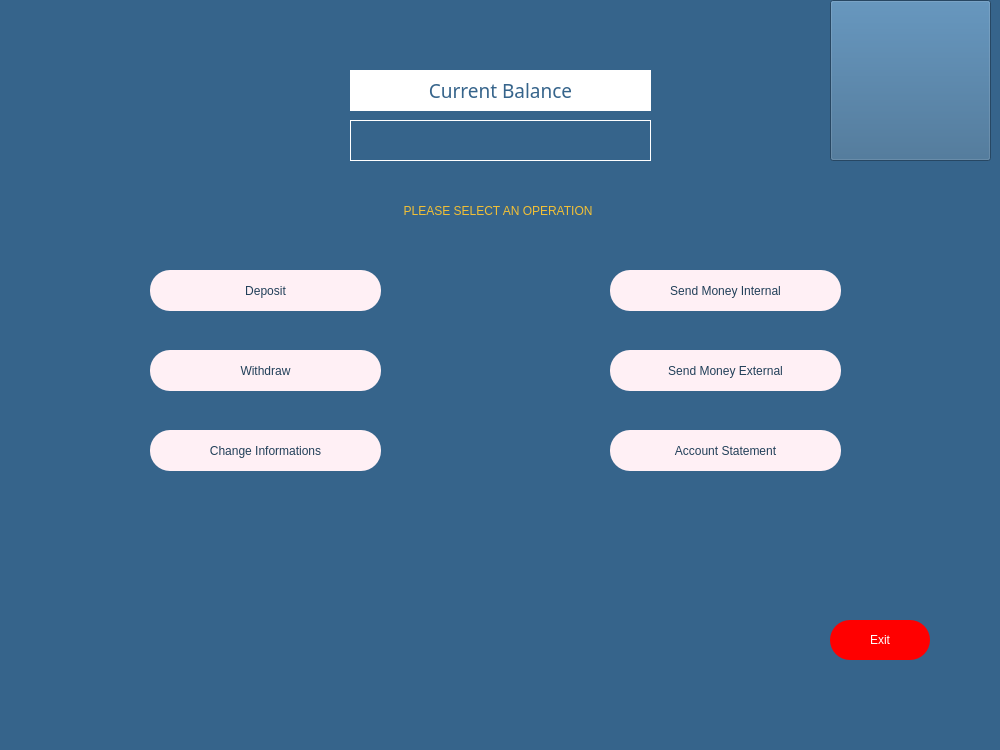
Before: the Qt Designer form customerpage.ui in melihorhanyilmaz/Project, drawn with Qt 5.
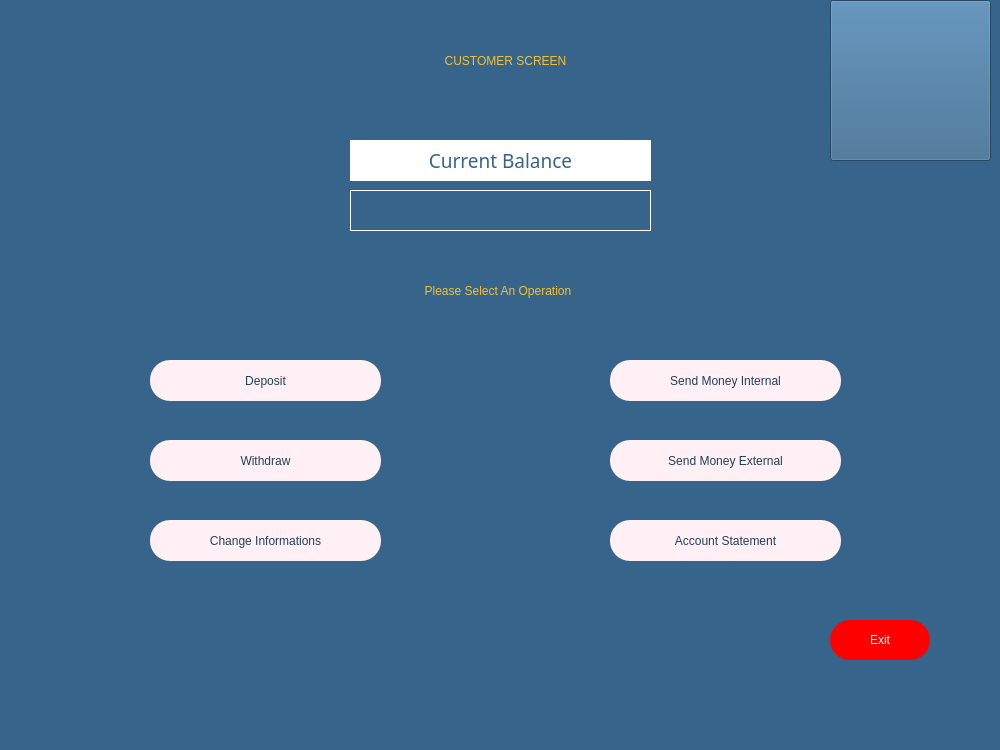
After: the same form once the commit is applied. Icons and pictures are not drawn.

Diff of the .ui file:
```diff
--- a/customerpage.ui
+++ b/customerpage.ui
@@ -21,7 +21,7 @@
     <property name="geometry">
      <rect>
       <x>150</x>
-      <y>270</y>
+      <y>360</y>
       <width>231</width>
       <height>41</height>
      </rect>
@@ -56,7 +56,7 @@
     <property name="geometry">
      <rect>
       <x>150</x>
-      <y>350</y>
+      <y>440</y>
       <width>231</width>
       <height>41</height>
      </rect>
@@ -91,7 +91,7 @@
     <property name="geometry">
      <rect>
       <x>610</x>
-      <y>430</y>
+      <y>520</y>
       <width>231</width>
       <height>41</height>
      </rect>
@@ -136,7 +136,7 @@
     <property name="geometry">
      <rect>
       <x>260</x>
-      <y>190</y>
+      <y>270</y>
       <width>471</width>
       <height>41</height>
      </rect>
@@ -152,7 +152,7 @@
 font: 75 22pt &quot;MS Shell Dlg 2&quot;;</string>
     </property>
     <property name="text">
-     <string>  PLEASE SELECT AN OPERATION</string>
+     <string>  Please Select An Operation</string>
     </property>
     <property name="frame">
      <bool>false</bool>
@@ -165,7 +165,7 @@
     <property name="geometry">
      <rect>
       <x>350</x>
-      <y>120</y>
+      <y>190</y>
       <width>301</width>
       <height>41</height>
      </rect>
@@ -191,7 +191,7 @@
     <property name="geometry">
      <rect>
       <x>610</x>
-      <y>270</y>
+      <y>360</y>
       <width>231</width>
       <height>41</height>
      </rect>
@@ -213,7 +213,7 @@
     <property name="geometry">
      <rect>
       <x>610</x>
-      <y>350</y>
+      <y>440</y>
       <width>231</width>
       <height>41</height>
      </rect>
@@ -235,7 +235,7 @@
     <property name="geometry">
      <rect>
       <x>150</x>
-      <y>430</y>
+      <y>520</y>
       <width>231</width>
       <height>41</height>
      </rect>
@@ -286,7 +286,7 @@
     <property name="geometry">
      <rect>
       <x>350</x>
-      <y>70</y>
+      <y>140</y>
       <width>301</width>
       <height>41</height>
      </rect>
@@ -312,6 +312,26 @@
      <set>Qt::AlignCenter</set>
     </property>
    </widget>
+   <widget class="QLabel" name="label_baslik">
+    <property name="geometry">
+     <rect>
+      <x>330</x>
+      <y>20</y>
+      <width>351</width>
+      <height>81</height>
+     </rect>
+    </property>
+    <property name="styleSheet">
+     <string notr="true">color: rgb(242, 192, 54);
+font: 75 22pt &quot;MS Shell Dlg 2&quot;;</string>
+    </property>
+    <property name="text">
+     <string>CUSTOMER SCREEN</string>
+    </property>
+    <property name="alignment">
+     <set>Qt::AlignCenter</set>
+    </property>
+   </widget>
   </widget>
   <widget class="QMenuBar" name="menubar">
    <property name="geometry">
```
Left out of the diff: 4 changed lines with no effect on the pictures.
